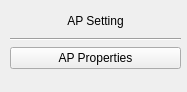
adaptivenetworklab/NetFlux5G, file netflux5g-editor/src/gui/ui/APDialog.ui: the form before one commit.
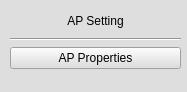
The form after the commit.

```diff
--- a/netflux5g-editor/src/gui/ui/APDialog.ui
+++ b/netflux5g-editor/src/gui/ui/APDialog.ui
@@ -13,6 +13,9 @@
   <property name="windowTitle">
    <string>Form</string>
   </property>
+  <property name="styleSheet">
+   <string notr="true">background-color: rgb(222, 222, 222);</string>
+  </property>
   <widget class="QWidget" name="verticalLayoutWidget">
    <property name="geometry">
     <rect>
```
Left out of the diff: 2 changed lines with no effect on the pictures.
